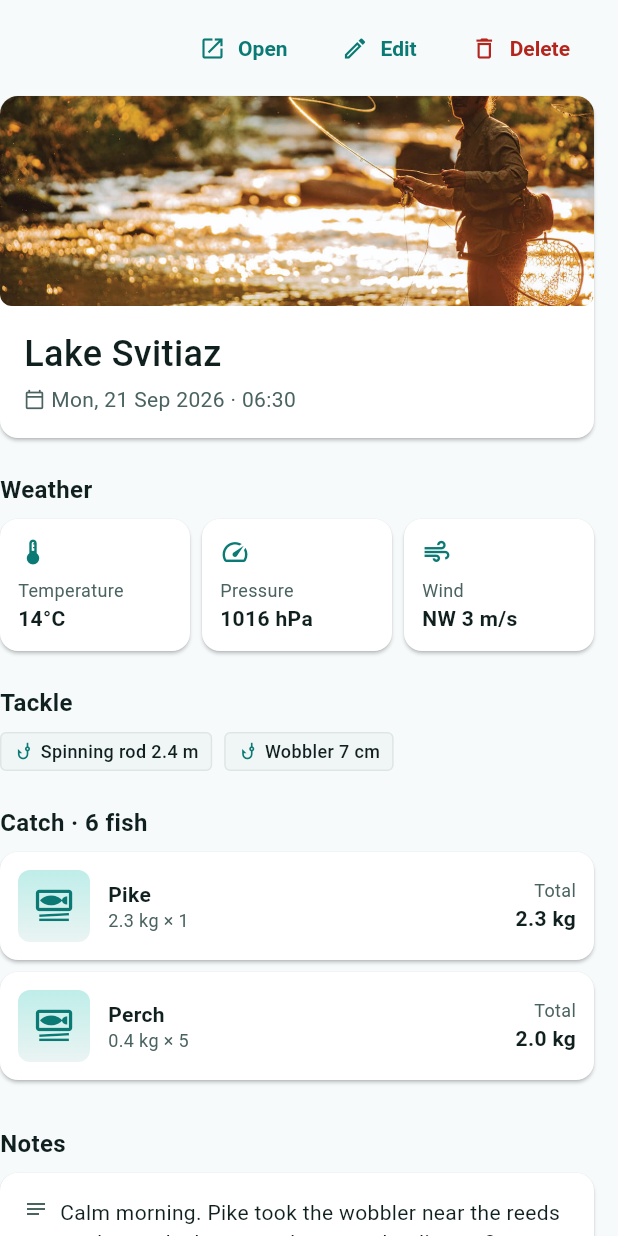
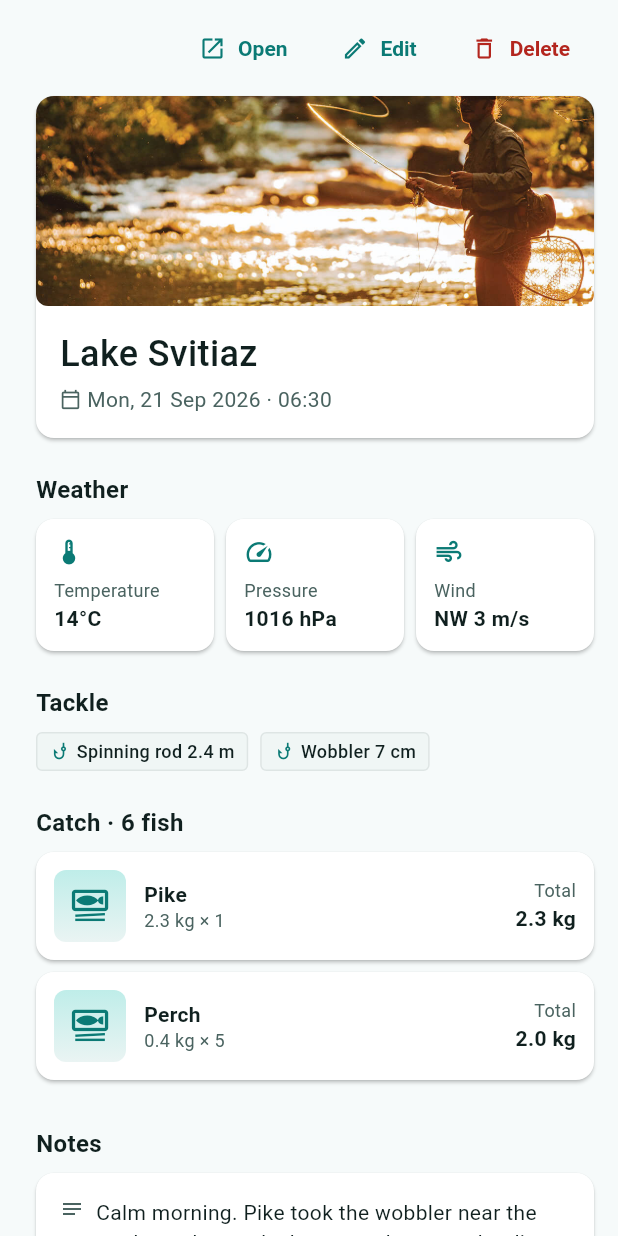
Before and after one commit to VadymMarushka/Tunets, a Flutter app: the _DetailsPane widget shown alone on an empty page, opened directly with sample values from the repository, on a phone screen of 412 x 824 dp. Run offline on Flutter 3.47's test engine with Material 3 defaults, Android fonts, the phone set to English and light mode, and no system bars; missing offline and left inert: fluent_ui.

Commit message:
Align pane logo toggle, keep footer avatar size, add gap in trips master-detail
Co-Authored-By: Claude Opus 5.5 <noreply@anthropic.com>

```diff
--- a/lib/features/trips/trips_screen.dart
+++ b/lib/features/trips/trips_screen.dart
@@ -211,7 +211,8 @@ class _DetailsPane extends StatelessWidget {
   @override
   Widget build(BuildContext context) {
     return SingleChildScrollView(
-      padding: pagePadding().copyWith(left: 0),
+      // Gap between the list scrollbar and the details.
+      padding: pagePadding().copyWith(left: AppSpacing.l),
       child: Column(
         crossAxisAlignment: CrossAxisAlignment.stretch,
         children: [
```
Also changed, not shown: lib/app/app_shell.dart (+21 -5 lines).
